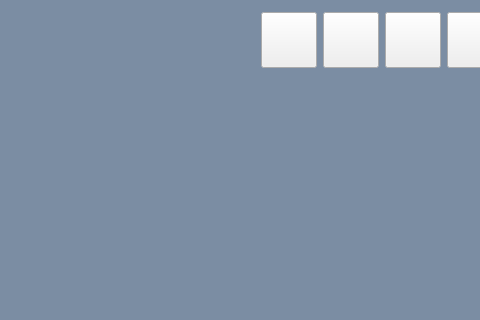
Qt form src/framework/FrameworkWidget.ui (hanjingo/rag-qt) before a commit; both pictures show x 421 to 901 and y 0 to 320 of the 1280 by 757 pixel window.
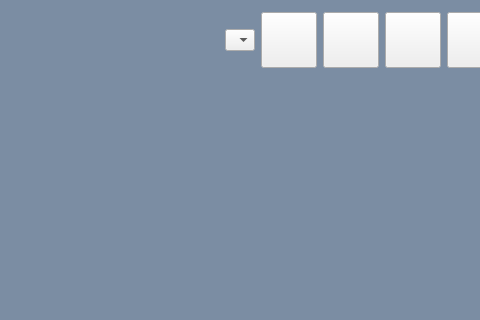
The same form after that commit. Icons and pictures are not drawn.

Commit message: add style support

The edit to the form file:
```diff
--- a/src/framework/FrameworkWidget.ui
+++ b/src/framework/FrameworkWidget.ui
@@ -153,29 +153,7 @@
       <item>
        <widget class="QComboBox" name="comboLang">
         <property name="styleSheet">
-         <string notr="true">QComboBox {
-    border: none; 
-    
-    /* border: 1px solid #dcdcdc; */
-
-    background-color: transparent; 
-
-    padding-left: 4px; 
-}
-
-QComboBox::drop-down {
-    subcontrol-origin: padding;
-    subcontrol-position: top right;
-    width: 15px;
-
-    border-left-width: 0px; 
-    border-left-style: solid;
-}
-
-QComboBox QAbstractItemView {
-    border: 1px solid #cccccc;
-    background-color: #ffffff;
-}</string>
+         <string notr="true"/>
         </property>
         <property name="iconSize">
          <size>
```
The commit also changes 13 other files.
